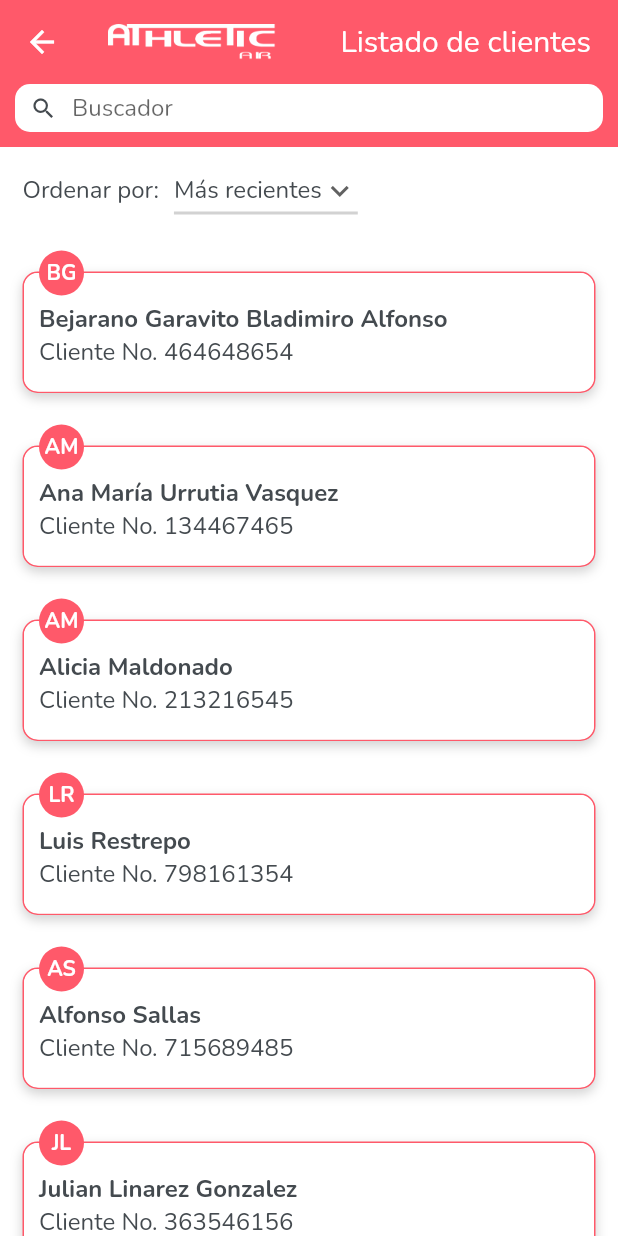
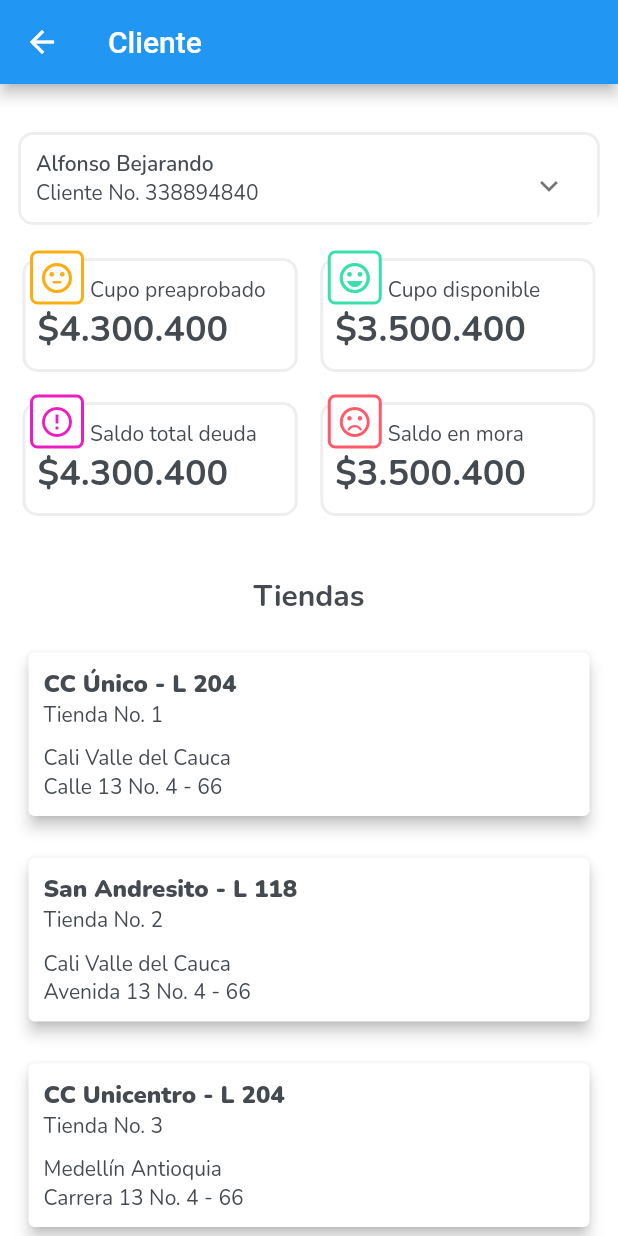
Before and after one commit to Lider-neuromedia/MontanaApp, a Flutter app: the ClientsPage screen opened directly, after a tap on "Bejarano Garavito Bladimiro Alfonso", on a phone screen of 412 x 824 dp. Run offline on Flutter 3.47's test engine with Material 2 defaults, Android fonts, the phone set to English and light mode, and no system bars; our stand-ins replace flutter_dotenv, fluttericon, percent_indicator, shared_preferences; accounts and stored records are empty; network calls fail.

Commit message:
Agregando diseño a pagina de detalle de cliente.

```diff
--- a/lib/main.dart
+++ b/lib/main.dart
@@ -2,6 +2,7 @@ import 'package:flutter/material.dart';
 import 'package:montana_mobile/pages/cart/cart_page.dart';
 import 'package:montana_mobile/pages/catalogue/catalogue_products_page.dart';
 import 'package:montana_mobile/pages/catalogue/product_page.dart';
+import 'package:montana_mobile/pages/client/client_page.dart';
 import 'package:montana_mobile/pages/home/home_page.dart';
 import 'package:montana_mobile/pages/orders/order_page.dart';
 import 'package:montana_mobile/pages/session/login_page.dart';
@@ -38,6 +39,7 @@ class MyApp extends StatelessWidget {
         CatalogueProductsPage.route: (_) => CatalogueProductsPage(),
         ProductPage.route: (_) => ProductPage(),
         CartPage.route: (_) => CartPage(),
+        ClientPage.route: (_) => ClientPage(),
       },
     );
   }
--- a/lib/pages/catalogue/add_product_modal.dart
+++ b/lib/pages/catalogue/add_product_modal.dart
@@ -3,16 +3,10 @@ import 'package:montana_mobile/pages/catalogue/partials/action_button.dart';
 import 'package:montana_mobile/theme/theme.dart';
 
 class AddProductModal extends StatelessWidget {
-  final List<StoreStockTemporal> stores = [
-    StoreStockTemporal(1, 'CC Único', 'L 204', 102),
-    StoreStockTemporal(2, 'San Andresito', 'L 118', 102),
-    StoreStockTemporal(3, 'CC Unicentro', 'L 204', 102),
-    StoreStockTemporal(4, 'Granada', 'Calle 4 No. 6 - 89', 102),
-  ];
-
   @override
   Widget build(BuildContext context) {
     final size = MediaQuery.of(context).size;
+    final List<StoreStockTemporal> stores = storesListTest();
 
     List<Widget> list = [
       _LabelField(label: 'REFERENCIA'),
@@ -92,15 +86,6 @@ class AddProductModal extends StatelessWidget {
       ),
     );
   }
-}
-
-class StoreStockTemporal {
-  StoreStockTemporal(this.id, this.place, this.local, this.stock);
-
-  int id;
-  String place;
-  String local;
-  int stock;
 }
 
 class _ProductStoreStock extends StatelessWidget {
@@ -217,3 +202,64 @@ class _BoxField extends StatelessWidget {
     );
   }
 }
+
+List<StoreStockTemporal> storesListTest() {
+  return [
+    StoreStockTemporal(
+      1,
+      'CC Único',
+      'L 204',
+      102,
+      'Cali',
+      'Valle del Cauca',
+      'Calle 13 No. 4 - 66',
+    ),
+    StoreStockTemporal(
+      2,
+      'San Andresito',
+      'L 118',
+      102,
+      'Cali',
+      'Valle del Cauca',
+      'Avenida 13 No. 4 - 66',
+    ),
+    StoreStockTemporal(
+      3,
+      'CC Unicentro',
+      'L 204',
+      102,
+      'Medellín',
+      'Antioquia',
+      'Carrera 13 No. 4 - 66',
+    ),
+    StoreStockTemporal(
+      4,
+      'Granada',
+      'Calle 4 No. 6 - 89',
+      102,
+      'Bogotá',
+      'Cundinamarca',
+      'Calle 4 No. 33 - 6',
+    ),
+  ];
+}
+
+class StoreStockTemporal {
+  StoreStockTemporal(
+    this.id,
+    this.place,
+    this.local,
+    this.stock,
+    this.city,
+    this.department,
+    this.address,
+  );
+
+  int id;
+  String place;
+  String local;
+  int stock;
+  String city;
+  String department;
+  String address;
+}
--- /dev/null
+++ b/lib/pages/client/client_page.dart
@@ -0,0 +1,169 @@
+import 'package:flutter/material.dart';
+import 'package:montana_mobile/pages/catalogue/add_product_modal.dart';
+import 'package:montana_mobile/pages/client/partials/store_card.dart';
+import 'package:montana_mobile/pages/dashboard/partials/buyer_card.dart';
+import 'package:montana_mobile/pages/dashboard/partials/card_data.dart';
+import 'package:montana_mobile/theme/theme.dart';
+
+class ClientPage extends StatelessWidget {
+  static final String route = 'client-detail';
+
+  @override
+  Widget build(BuildContext context) {
+    List<StoreStockTemporal> stores = storesListTest();
+
+    return Scaffold(
+      appBar: AppBar(
+        title: Text('Cliente'),
+      ),
+      body: ListView.separated(
+        padding: EdgeInsets.only(bottom: 30.0),
+        itemCount: stores.length,
+        itemBuilder: (_, int index) {
+          if (index == 0) {
+            return ClientData(
+              child: Padding(
+                padding: const EdgeInsets.symmetric(
+                  horizontal: 15.0,
+                  vertical: 0.0,
+                ),
+                child: Column(
+                  crossAxisAlignment: CrossAxisAlignment.stretch,
+                  children: [
+                    SizedBox(height: 30.0),
+                    _StoresTitle(),
+                    SizedBox(height: 20.0),
+                    StoreCard(
+                      store: stores[index],
+                      index: index + 1,
+                    ),
+                  ],
+                ),
+              ),
+            );
+          }
+
+          return Padding(
+            padding: const EdgeInsets.symmetric(
+              horizontal: 15.0,
+              vertical: 0.0,
+            ),
+            child: StoreCard(
+              store: stores[index],
+              index: index + 1,
+            ),
+          );
+        },
+        separatorBuilder: (_, int index) {
+          return SizedBox(height: 20.0);
+        },
+      ),
+    );
+  }
+}
+
+class _StoresTitle extends StatelessWidget {
+  const _StoresTitle({
+    Key key,
+  }) : super(key: key);
+
+  @override
+  Widget build(BuildContext context) {
+    return Center(
+      child: Text(
+        'Tiendas',
+        style: Theme.of(context).textTheme.headline6.copyWith(
+              color: Theme.of(context).textTheme.bodyText1.color,
+              fontWeight: FontWeight.w700,
+            ),
+      ),
+    );
+  }
+}
+
+class ClientData extends StatelessWidget {
+  const ClientData({
+    Key key,
+    @required this.child,
+  }) : super(key: key);
+
+  final Widget child;
+
+  @override
+  Widget build(BuildContext context) {
+    return Column(
+      crossAxisAlignment: CrossAxisAlignment.stretch,
+      children: [
+        SizedBox(height: 20.0),
+        BuyerCard(),
+        _CardDataList(
+          children: [
+            CardData(
+              title: 'Cupo preaprobado',
+              value: '\$4.300.400',
+              icon: Icons.sentiment_neutral_rounded,
+              color: CustomTheme.yellowColor,
+              isMain: false,
+            ),
+            CardData(
+              title: 'Cupo disponible',
+              value: '\$3.500.400',
+              icon: Icons.sentiment_very_satisfied,
+              color: CustomTheme.greenColor,
+              isMain: false,
+            ),
+          ],
+        ),
+        _CardDataList(
+          children: [
+            CardData(
+              title: 'Saldo total deuda',
+              value: '\$4.300.400',
+              icon: Icons.error_outline,
+              color: CustomTheme.purpleColor,
+              isMain: false,
+            ),
+            CardData(
+              title: 'Saldo en mora',
+              value: '\$3.500.400',
+              icon: Icons.sentiment_dissatisfied_rounded,
+              color: CustomTheme.redColor,
+              isMain: false,
+            ),
+          ],
+        ),
+        child,
+      ],
+    );
+  }
+}
+
+class _CardDataList extends StatelessWidget {
+  const _CardDataList({
+    Key key,
+    this.children,
+  }) : super(key: key);
+
+  final List<Widget> children;
+
+  @override
+  Widget build(BuildContext context) {
+    List<Widget> items = [];
+
+    children.asMap().forEach((index, item) {
+      items.add(Expanded(child: item));
+      if (index < children.length - 1) {
+        items.add(SizedBox(width: 15.0));
+      }
+    });
+
+    return Container(
+      padding: EdgeInsets.symmetric(horizontal: 15.0, vertical: 10.0),
+      child: Row(
+        mainAxisAlignment: MainAxisAlignment.spaceAround,
+        crossAxisAlignment: CrossAxisAlignment.start,
+        children: items,
+      ),
+    );
+  }
+}
--- /dev/null
+++ b/lib/pages/client/partials/store_card.dart
@@ -0,0 +1,42 @@
+import 'package:flutter/material.dart';
+import 'package:montana_mobile/pages/catalogue/add_product_modal.dart';
+
+class StoreCard extends StatelessWidget {
+  const StoreCard({
+    Key key,
+    @required this.store,
+    @required this.index,
+  }) : super(key: key);
+
+  final StoreStockTemporal store;
+  final int index;
+
+  @override
+  Widget build(BuildContext context) {
+    final TextStyle titleStyle = Theme.of(context).textTheme.subtitle1.copyWith(
+          color: Theme.of(context).textTheme.bodyText1.color,
+          fontWeight: FontWeight.w900,
+        );
+    final TextStyle textStyle = Theme.of(context).textTheme.bodyText1.copyWith(
+          color: Theme.of(context).textTheme.bodyText1.color,
+          fontWeight: FontWeight.w400,
+        );
+
+    return Card(
+      elevation: 4.0,
+      child: Padding(
+        padding: EdgeInsets.all(10.0),
+        child: Column(
+          crossAxisAlignment: CrossAxisAlignment.start,
+          children: [
+            Text("${store.place} - ${store.local}", style: titleStyle),
+            Text("Tienda No. $index", style: textStyle),
+            SizedBox(height: 10.0),
+            Text("${store.city} ${store.department}", style: textStyle),
+            Text(store.address, style: textStyle),
+          ],
+        ),
+      ),
+    );
+  }
+}
--- a/lib/pages/clients/clients_page.dart
+++ b/lib/pages/clients/clients_page.dart
@@ -1,5 +1,5 @@
 import 'package:flutter/material.dart';
-import 'package:montana_mobile/pages/clients/client_card.dart';
+import 'package:montana_mobile/pages/clients/partials/client_card.dart';
 import 'package:montana_mobile/pages/clients/partials/clients_filter.dart';
 import 'package:montana_mobile/pages/clients/partials/search_box.dart';
 import 'package:montana_mobile/widgets/scaffold_logo.dart';
@@ -10,7 +10,6 @@ class ClientsPage extends StatelessWidget {
     final List<ClientTemporal> clients = clientsListTest();
 
     return Scaffold(
-      backgroundColor: Colors.white,
       appBar: AppBar(
         title: ScaffoldLogo(),
         actions: [
--- a/lib/pages/clients/client_card.dart
+++ b/lib/pages/clients/partials/client_card.dart
@@ -1,4 +1,5 @@
 import 'package:flutter/material.dart';
+import 'package:montana_mobile/pages/client/client_page.dart';
 import 'package:montana_mobile/theme/theme.dart';
 
 class ClientCard extends StatelessWidget {
@@ -46,7 +47,7 @@ class ClientCard extends StatelessWidget {
             borderRadius: BorderRadius.all(Radius.circular(10.0)),
             child: InkWell(
               borderRadius: BorderRadius.all(Radius.circular(10.0)),
-              onTap: () {},
+              onTap: () => goToDetailClient(context),
               child: Ink(
                 width: double.infinity,
                 decoration: BoxDecoration(
@@ -88,6 +89,10 @@ class ClientCard extends StatelessWidget {
       ),
     );
   }
+
+  void goToDetailClient(BuildContext context) {
+    Navigator.of(context).pushNamed(ClientPage.route);
+  }
 }
 
 class ClientTemporal {
--- a/lib/pages/dashboard/dashboard_buyer_page.dart
+++ b/lib/pages/dashboard/dashboard_buyer_page.dart
@@ -17,7 +17,6 @@ class DashboardBuyerPage extends StatelessWidget {
         );
 
     return Scaffold(
-      backgroundColor: Colors.white,
       appBar: AppBar(
         title: ScaffoldLogo(),
         actions: [
--- a/lib/pages/dashboard/dashboard_seller_page.dart
+++ b/lib/pages/dashboard/dashboard_seller_page.dart
@@ -15,7 +15,6 @@ class DashboardSellerPage extends StatelessWidget {
         );
 
     return Scaffold(
-      backgroundColor: Colors.white,
       appBar: AppBar(
         title: ScaffoldLogo(),
         actions: [
--- a/lib/theme/theme.dart
+++ b/lib/theme/theme.dart
@@ -25,6 +25,10 @@ class CustomTheme {
 
     return original.copyWith(
       primaryColor: mainColor,
+      appBarTheme: original.appBarTheme.copyWith(
+        brightness: Brightness.dark,
+      ),
+      scaffoldBackgroundColor: Colors.white,
       textButtonTheme: TextButtonThemeData(
         style: TextButton.styleFrom(
           primary: textColor2,
```
